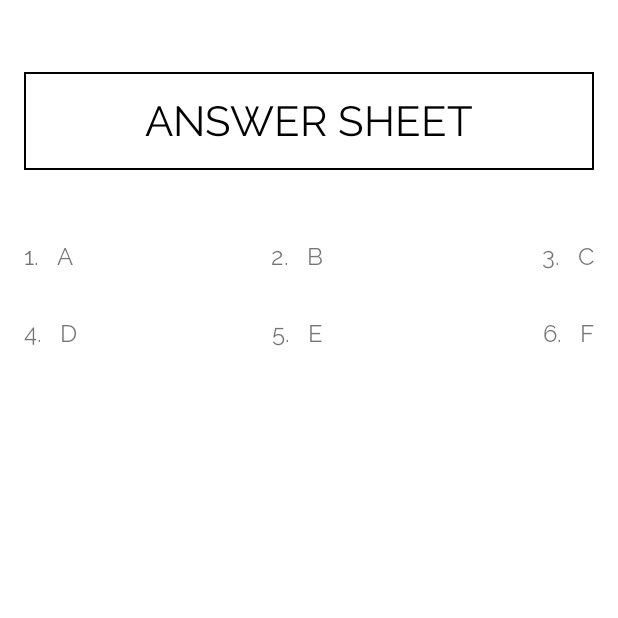
After one commit to TobiAlbert/Prepsy, an Android app: the AnswerFragment screen opened through its navigation route, on a phone screen of 412 x 824 dp, the top half of it. The commit adds this screen. Run offline under Robolectric (Android 15) with nearby library versions, the phone set to English and light mode, and no system bars.

Commit message:
Feat: Create UI for Answer Sheet Page.

```diff
--- a/app/src/main/java/app/prepsy/ui/ResultFragment.kt
+++ b/app/src/main/java/app/prepsy/ui/ResultFragment.kt
@@ -1,14 +1,13 @@
 package app.prepsy.ui
 
-import android.content.res.Resources
 import android.os.Bundle
-import android.view.ContextThemeWrapper
 import androidx.fragment.app.Fragment
 import android.view.LayoutInflater
 import android.view.View
 import android.view.ViewGroup
 import androidx.core.content.ContextCompat
 import androidx.core.content.res.ResourcesCompat
+import androidx.navigation.fragment.findNavController
 import app.prepsy.R
 import app.prepsy.databinding.FragmentResultBinding
 
@@ -36,6 +35,18 @@ class ResultFragment : Fragment() {
         when ((0..1).random()) {
             0 -> setupSuccessPage(80, 100)
             1 -> setFailurePage(10, 100)
+        }
+
+        binding.viewSheetBtn.setOnClickListener {
+            findNavController().navigate(
+                R.id.action_resultFragment_to_answerFragment
+            )
+        }
+
+        binding.homeBtn.setOnClickListener {
+            findNavController().navigate(
+                R.id.action_resultFragment_to_homeFragment
+            )
         }
     }
 
@@ -66,4 +77,9 @@ class ResultFragment : Fragment() {
             takeExamAgainBtn.setBackgroundColor(failureColor)
         }
     }
+
+    override fun onDestroyView() {
+        super.onDestroyView()
+        _binding = null
+    }
 }
--- /dev/null
+++ b/app/src/main/java/app/prepsy/ui/answers/AnswerFragment.kt
@@ -0,0 +1,47 @@
+package app.prepsy.ui.answers
+
+import android.os.Bundle
+import android.view.LayoutInflater
+import android.view.View
+import android.view.ViewGroup
+import androidx.core.content.ContextCompat
+import androidx.fragment.app.Fragment
+import androidx.recyclerview.widget.GridLayoutManager
+import app.prepsy.R
+import app.prepsy.databinding.FragmentAnswerBinding
+
+class AnswerFragment : Fragment() {
+    private var _binding: FragmentAnswerBinding? = null
+    private val binding get() = _binding!!
+
+    override fun onCreateView(
+        inflater: LayoutInflater, container: ViewGroup?,
+        savedInstanceState: Bundle?
+    ): View? {
+        _binding = FragmentAnswerBinding.inflate(inflater, container, false)
+        return binding.root
+    }
+
+    override fun onViewCreated(view: View, savedInstanceState: Bundle?) {
+        super.onViewCreated(view, savedInstanceState)
+        requireActivity().window.statusBarColor = ContextCompat.getColor(requireContext(), R.color.white)
+
+        binding.answerRv.apply {
+            val gridLayoutManger = GridLayoutManager(
+                requireContext(),
+                resources.getInteger(R.integer.grid_span_count), GridLayoutManager.VERTICAL,
+                false
+            )
+            gridLayoutManger.paddingBottom
+
+            adapter = AnswersAdapter()
+            layoutManager = gridLayoutManger
+            addItemDecoration(SpaceItemDecorator())
+        }
+    }
+
+    override fun onDestroyView() {
+        super.onDestroyView()
+        _binding = null
+    }
+}
--- /dev/null
+++ b/app/src/main/java/app/prepsy/ui/answers/AnswerViewHolder.kt
@@ -0,0 +1,13 @@
+package app.prepsy.ui.answers
+
+import android.view.View
+import android.widget.TextView
+import androidx.recyclerview.widget.RecyclerView
+import app.prepsy.R
+
+class AnswerViewHolder(itemView: View) : RecyclerView.ViewHolder(itemView) {
+
+    fun bind(text: String) {
+        itemView.findViewById<TextView>(R.id.answerText).text = text
+    }
+}
--- /dev/null
+++ b/app/src/main/java/app/prepsy/ui/answers/AnswersAdapter.kt
@@ -0,0 +1,20 @@
+package app.prepsy.ui.answers
+
+import android.view.LayoutInflater
+import android.view.ViewGroup
+import androidx.recyclerview.widget.RecyclerView
+import app.prepsy.databinding.ListItemAnswerSheetBinding
+
+class AnswersAdapter : RecyclerView.Adapter<AnswerViewHolder>() {
+    private val answers = listOf("1.   A", "2.   B", "3.   C", "4.   D", "5.   E", "6.   F")
+
+    override fun onCreateViewHolder(parent: ViewGroup, viewType: Int): AnswerViewHolder {
+        val inflater = LayoutInflater.from(parent.context)
+        return AnswerViewHolder(ListItemAnswerSheetBinding.inflate(inflater, parent, false).root)
+    }
+
+    override fun getItemCount(): Int = answers.size
+
+    override fun onBindViewHolder(holder: AnswerViewHolder, position: Int) = holder.bind(answers[position])
+
+}
--- /dev/null
+++ b/app/src/main/java/app/prepsy/ui/answers/SpaceItemDecorator.kt
@@ -0,0 +1,35 @@
+package app.prepsy.ui.answers
+
+import android.graphics.Rect
+import android.view.Gravity
+import android.view.View
+import androidx.recyclerview.widget.RecyclerView
+import com.google.android.material.textview.MaterialTextView
+
+class SpaceItemDecorator : RecyclerView.ItemDecoration() {
+
+    override fun getItemOffsets(
+        outRect: Rect,
+        view: View,
+        parent: RecyclerView,
+        state: RecyclerView.State
+    ) {
+        val index = parent.indexOfChild(view)
+        val textView = view as MaterialTextView
+
+        if (index % 3 == 0) {
+            textView.gravity = Gravity.START
+            return
+        }
+
+        // if end item, put layout gravity to end
+        if ((index + 1) % 3 == 0) {
+            textView.gravity = Gravity.END
+            view.setPadding(view.paddingStart, view.paddingTop, 0, view.paddingBottom)
+            return
+        }
+
+        // if middle item, put layout gravity in middle
+        textView.gravity = Gravity.CENTER_HORIZONTAL
+    }
+}
--- /dev/null
+++ b/app/src/main/res/drawable/drawable_answer_sheet_background.xml
@@ -0,0 +1,9 @@
+<?xml version="1.0" encoding="utf-8"?>
+<shape
+    xmlns:android="http://schemas.android.com/apk/res/android"
+    android:shape="rectangle">
+
+    <stroke
+        android:width="1dp"
+        android:color="@color/black"/>
+</shape>
--- /dev/null
+++ b/app/src/main/res/layout/fragment_answer.xml
@@ -0,0 +1,32 @@
+<?xml version="1.0" encoding="utf-8"?>
+<LinearLayout xmlns:android="http://schemas.android.com/apk/res/android"
+    xmlns:tools="http://schemas.android.com/tools"
+    android:layout_width="match_parent"
+    android:layout_height="match_parent"
+    android:orientation="vertical"
+    tools:context=".ui.answers.AnswerFragment"
+    android:paddingStart="@dimen/activity_vertical_margin"
+    android:paddingEnd="@dimen/activity_vertical_margin"
+    android:paddingBottom="48dp">
+
+    <TextView
+        android:layout_width="match_parent"
+        android:layout_height="wrap_content"
+        android:layout_gravity="center_horizontal"
+        android:textAllCaps="true"
+        android:gravity="center"
+        android:layout_marginTop="48dp"
+        android:padding="16dp"
+        android:textSize="28sp"
+        android:background="@drawable/drawable_answer_sheet_background"
+        android:textColor="@color/black"
+        android:text="@string/answer_sheet" />
+
+    <androidx.recyclerview.widget.RecyclerView
+        android:id="@+id/answerRv"
+        android:layout_marginTop="32dp"
+        android:layout_width="match_parent"
+        android:layout_height="match_parent"
+        android:clipToPadding="false"
+        tools:listitem="@layout/list_item_answer_sheet"/>
+</LinearLayout>
--- /dev/null
+++ b/app/src/main/res/layout/list_item_answer_sheet.xml
@@ -0,0 +1,13 @@
+<?xml version="1.0" encoding="utf-8"?>
+<TextView
+    xmlns:android="http://schemas.android.com/apk/res/android"
+    xmlns:tools="http://schemas.android.com/tools"
+    android:id="@+id/answerText"
+    android:layout_width="match_parent"
+    android:layout_height="wrap_content"
+    android:paddingTop="16dp"
+    android:paddingEnd="16dp"
+    android:paddingBottom="16dp"
+    android:paddingStart="0dp"
+    android:textSize="16sp"
+    tools:text="1. A"/>
--- a/app/src/main/res/navigation/nav_graph.xml
+++ b/app/src/main/res/navigation/nav_graph.xml
@@ -17,5 +17,17 @@
         android:id="@+id/resultFragment"
         android:name="app.prepsy.ui.ResultFragment"
         android:label="fragment_result"
-        tools:layout="@layout/fragment_result" />
+        tools:layout="@layout/fragment_result" >
+        <action
+            android:id="@+id/action_resultFragment_to_answerFragment"
+            app:destination="@id/answerFragment" />
+        <action
+            android:id="@+id/action_resultFragment_to_homeFragment"
+            app:destination="@id/homeFragment" />
+    </fragment>
+    <fragment
+        android:id="@+id/answerFragment"
+        android:name="app.prepsy.ui.answers.AnswerFragment"
+        android:label="fragment_answer"
+        tools:layout="@layout/fragment_answer" />
 </navigation>
--- /dev/null
+++ b/app/src/main/res/values/integers.xml
@@ -0,0 +1,4 @@
+<?xml version="1.0" encoding="utf-8"?>
+<resources>
+    <integer name="grid_span_count">3</integer>
+</resources>
--- a/app/src/main/res/values/strings.xml
+++ b/app/src/main/res/values/strings.xml
@@ -17,4 +17,5 @@
     <string name="try_again_button_text">Try Again</string>
     <string name="result_try_again_title">Uh Oh!</string>
     <string name="result_try_again_message">Lets try again. You can do this!</string>
+    <string name="answer_sheet">Answer Sheet</string>
 </resources>
```
